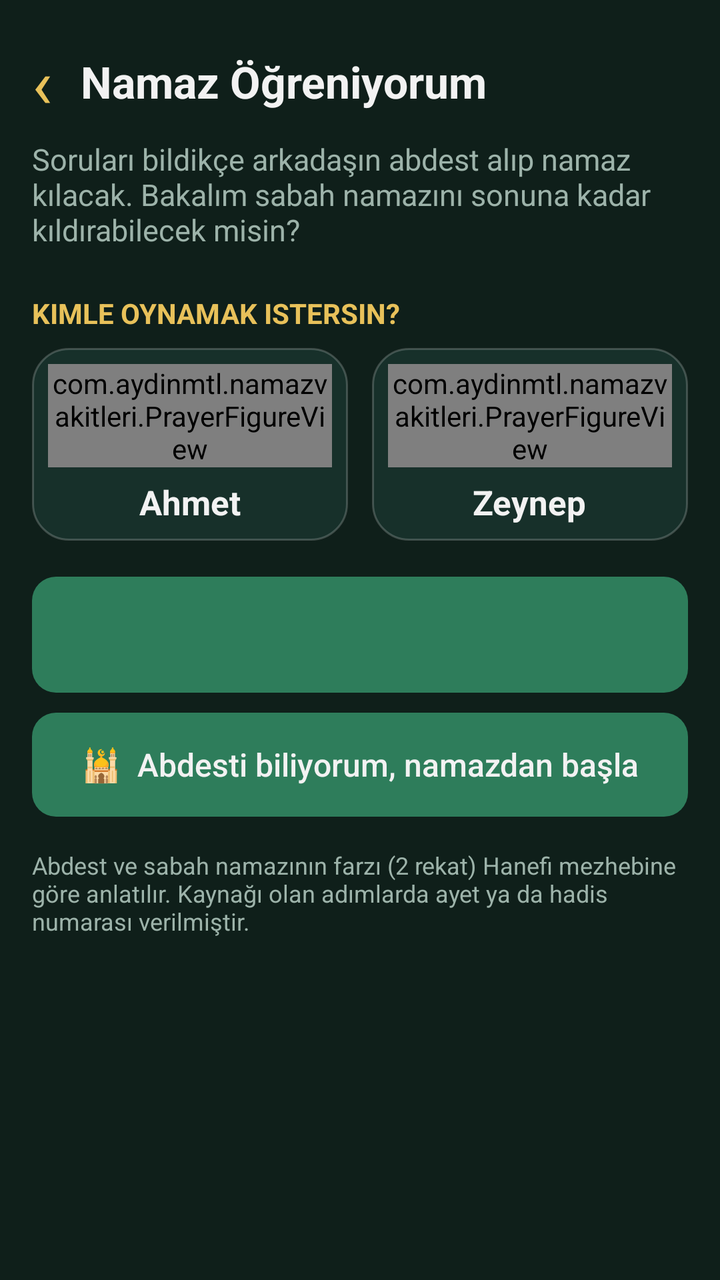
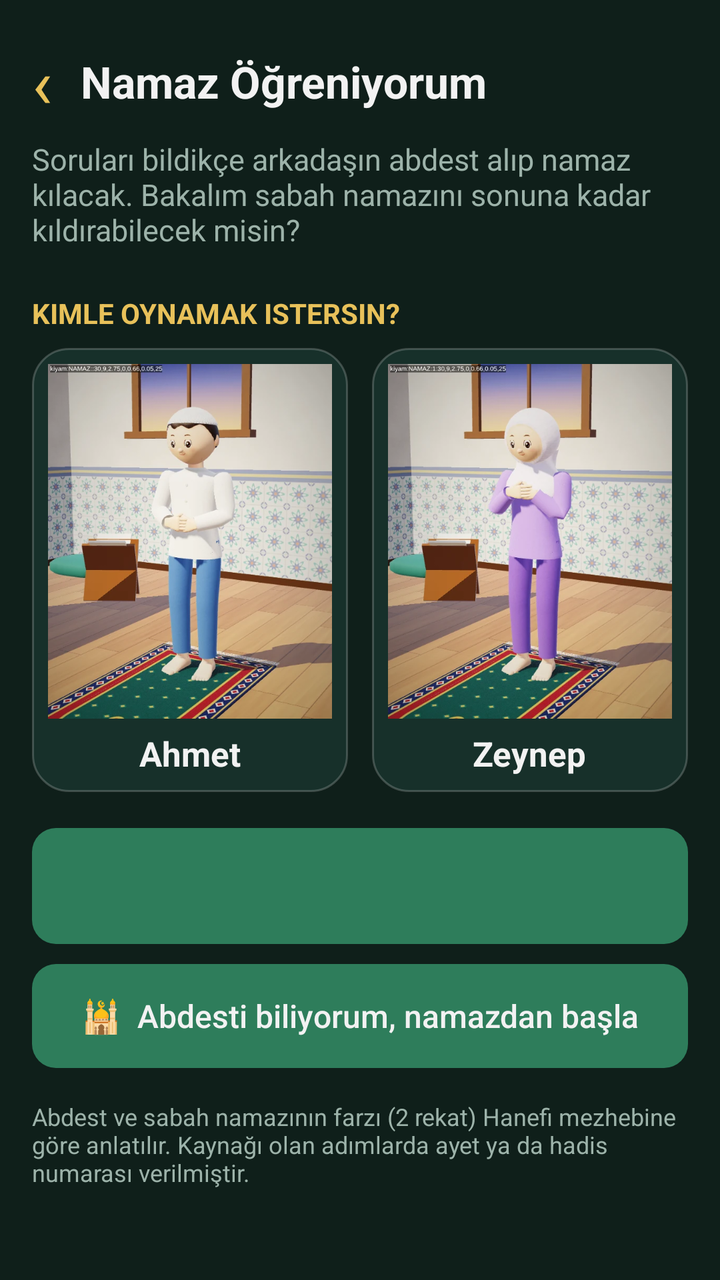

The first picture is an Android layout as it rendered before a commit; the second is the same layout after the commit. The layout source and the unified diff follow.
<!-- AndroidManifest.xml: application theme AppTheme -->
<!-- res/layout/activity_prayer_game.xml -->
<?xml version="1.0" encoding="utf-8"?>
<ScrollView xmlns:android="http://schemas.android.com/apk/res/android"
    android:id="@+id/root"
    android:layout_width="match_parent"
    android:layout_height="match_parent"
    android:background="@color/bg"
    android:fillViewport="true">

    <LinearLayout
        android:layout_width="match_parent"
        android:layout_height="wrap_content"
        android:orientation="vertical"
        android:padding="16dp">

        
        <LinearLayout
            android:layout_width="match_parent"
            android:layout_height="wrap_content"
            android:gravity="center_vertical"
            android:orientation="horizontal">

            <TextView
                android:id="@+id/btnBack"
                android:layout_width="wrap_content"
                android:layout_height="wrap_content"
                android:background="?android:attr/selectableItemBackground"
                android:contentDescription="Geri"
                android:paddingTop="2dp"
                android:paddingEnd="14dp"
                android:paddingBottom="2dp"
                android:text="‹"
                android:textColor="@color/gold"
                android:textSize="34sp" />

            <TextView
                style="@style/Title"
                android:layout_width="0dp"
                android:layout_height="wrap_content"
                android:layout_weight="1"
                android:text="Namaz Öğreniyorum" />

            <TextView
                android:id="@+id/btnSpeak"
                android:layout_width="wrap_content"
                android:layout_height="wrap_content"
                android:background="?android:attr/selectableItemBackground"
                android:contentDescription="Sesli oku"
                android:padding="8dp"
                android:text="🔊 Oku"
                android:textColor="@color/gold"
                android:textSize="15sp"
                android:visibility="gone" />
        </LinearLayout>

        
        <LinearLayout
            android:id="@+id/startPane"
            android:layout_width="match_parent"
            android:layout_height="wrap_content"
            android:orientation="vertical">

            <TextView
                android:layout_width="match_parent"
                android:layout_height="wrap_content"
                android:layout_marginTop="4dp"
                android:text="Soruları bildikçe arkadaşın abdest alıp namaz kılacak. Bakalım sabah namazını sonuna kadar kıldırabilecek misin?"
                android:textColor="@color/muted"
                android:textSize="15sp" />

            <TextView
                style="@style/SectionHead"
                android:text="Kimle oynamak istersin?" />

            <LinearLayout
                android:layout_width="match_parent"
                android:layout_height="wrap_content"
                android:orientation="horizontal">

                <LinearLayout
                    android:id="@+id/cardBoy"
                    android:layout_width="0dp"
                    android:layout_height="wrap_content"
                    android:layout_marginEnd="6dp"
                    android:layout_weight="1"
                    android:background="@drawable/char_card"
                    android:clickable="true"
                    android:focusable="true"
                    android:gravity="center_horizontal"
                    android:orientation="vertical"
                    android:padding="8dp">

                    <com.aydinmtl.namazvakitleri.PrayerFigureView
                        android:id="@+id/previewBoy"
                        android:layout_width="match_parent"
                        android:layout_height="wrap_content"
                        android:importantForAccessibility="no" />

                    <TextView
                        android:layout_width="wrap_content"
                        android:layout_height="wrap_content"
                        android:layout_marginTop="6dp"
                        android:text="Ahmet"
                        android:textColor="@color/text"
                        android:textSize="17sp"
                        android:textStyle="bold" />
                </LinearLayout>

                <LinearLayout
                    android:id="@+id/cardGirl"
                    android:layout_width="0dp"
                    android:layout_height="wrap_content"
                    android:layout_marginStart="6dp"
                    android:layout_weight="1"
                    android:background="@drawable/char_card"
                    android:clickable="true"
                    android:focusable="true"
                    android:gravity="center_horizontal"
                    android:orientation="vertical"
                    android:padding="8dp">

                    <com.aydinmtl.namazvakitleri.PrayerFigureView
                        android:id="@+id/previewGirl"
                        android:layout_width="match_parent"
                        android:layout_height="wrap_content"
                        android:importantForAccessibility="no" />

                    <TextView
                        android:layout_width="wrap_content"
                        android:layout_height="wrap_content"
                        android:layout_marginTop="6dp"
                        android:text="Zeynep"
                        android:textColor="@color/text"
                        android:textSize="17sp"
                        android:textStyle="bold" />
                </LinearLayout>
            </LinearLayout>

            <Button
                android:id="@+id/btnStart"
                style="@style/Btn"
                android:layout_width="match_parent"
                android:layout_height="wrap_content"
                android:layout_marginTop="18dp"
                android:minHeight="58dp"
                android:textSize="18sp"
                android:textStyle="bold" />

            <Button
                android:id="@+id/btnNamazOnly"
                style="@style/Btn"
                android:layout_width="match_parent"
                android:layout_marginTop="10dp"
                android:text="🕌  Abdesti biliyorum, namazdan başla" />

            <TextView
                android:id="@+id/btnRestart"
                android:layout_width="wrap_content"
                android:layout_height="wrap_content"
                android:layout_gravity="center_horizontal"
                android:layout_marginTop="8dp"
                android:background="?android:attr/selectableItemBackground"
                android:padding="10dp"
                android:text="Baştan başla"
                android:textColor="@color/muted"
                android:textSize="15sp"
                android:visibility="gone" />

            <TextView
                android:id="@+id/tvWins"
                android:layout_width="match_parent"
                android:layout_height="wrap_content"
                android:layout_marginTop="8dp"
                android:gravity="center"
                android:textColor="@color/gold"
                android:textSize="15sp"
                android:visibility="gone" />

            <TextView
                android:layout_width="match_parent"
                android:layout_height="wrap_content"
                android:layout_marginTop="16dp"
                android:text="Abdest ve sabah namazının farzı (2 rekat) Hanefi mezhebine göre anlatılır. Kaynağı olan adımlarda ayet ya da hadis numarası verilmiştir."
                android:textColor="@color/muted"
                android:textSize="12sp" />
        </LinearLayout>

        
        <LinearLayout
            android:id="@+id/gamePane"
            android:layout_width="match_parent"
            android:layout_height="wrap_content"
            android:orientation="vertical"
            android:visibility="gone">

            <TextView
                android:id="@+id/tvChapter"
                android:layout_width="match_parent"
                android:layout_height="wrap_content"
                android:layout_marginTop="2dp"
                android:textColor="@color/muted"
                android:textSize="14sp" />

            <ProgressBar
                android:id="@+id/bar"
                style="@android:style/Widget.Material.ProgressBar.Horizontal"
                android:layout_width="match_parent"
                android:layout_height="wrap_content"
                android:layout_marginTop="4dp"
                android:progressTint="@color/gold" />

            <com.aydinmtl.namazvakitleri.PrayerFigureView
                android:id="@+id/figure"
                android:layout_width="match_parent"
                android:layout_height="wrap_content"
                android:layout_marginTop="8dp"
                android:contentDescription="Abdest alan ve namaz kılan çocuk" />

            
            <TextView
                android:id="@+id/tvStepTitle"
                android:layout_width="match_parent"
                android:layout_height="wrap_content"
                android:layout_marginTop="10dp"
                android:gravity="center"
                android:textColor="@color/gold"
                android:textSize="19sp"
                android:textStyle="bold"
                android:visibility="invisible" />

            
            <TextView
                android:id="@+id/tvRecite"
                android:layout_width="match_parent"
                android:layout_height="wrap_content"
                android:layout_marginTop="8dp"
                android:background="@drawable/level_card"
                android:lineSpacingExtra="4dp"
                android:padding="14dp"
                android:textColor="@color/text"
                android:textSize="18sp"
                android:visibility="gone" />

            <LinearLayout
                android:id="@+id/questionBox"
                android:layout_width="match_parent"
                android:layout_height="wrap_content"
                android:orientation="vertical">

                <TextView
                    android:id="@+id/tvQuestion"
                    android:layout_width="match_parent"
                    android:layout_height="wrap_content"
                    android:layout_marginTop="6dp"
                    android:background="@drawable/card"
                    android:lineSpacingExtra="4dp"
                    android:padding="16dp"
                    android:textColor="@color/text"
                    android:textSize="19sp"
                    android:textStyle="bold" />

                <LinearLayout
                    android:id="@+id/options"
                    android:layout_width="match_parent"
                    android:layout_height="wrap_content"
                    android:layout_marginTop="6dp"
                    android:orientation="vertical" />

                <TextView
                    android:id="@+id/tvInfo"
                    android:layout_width="match_parent"
                    android:layout_height="wrap_content"
                    android:layout_marginTop="12dp"
                    android:accessibilityLiveRegion="polite"
                    android:lineSpacingExtra="3dp"
                    android:textColor="@color/text"
                    android:textSize="15sp"
                    android:visibility="gone" />

                <Button
                    android:id="@+id/btnNext"
                    style="@style/Btn"
                    android:layout_width="match_parent"
                    android:layout_marginTop="12dp"
                    android:text="Devam ›"
                    android:visibility="gone" />
            </LinearLayout>

            
            <LinearLayout
                android:id="@+id/finishBox"
                android:layout_width="match_parent"
                android:layout_height="wrap_content"
                android:gravity="center_horizontal"
                android:orientation="vertical"
                android:visibility="gone">

                <TextView
                    android:layout_width="wrap_content"
                    android:layout_height="wrap_content"
                    android:layout_marginTop="8dp"
                    android:importantForAccessibility="no"
                    android:text="🏆"
                    android:textSize="56sp" />

                <TextView
                    android:id="@+id/tvFinishTitle"
                    style="@style/Title"
                    android:layout_width="wrap_content"
                    android:layout_height="wrap_content"
                    android:gravity="center" />

                <TextView
                    android:id="@+id/tvFinishText"
                    android:layout_width="match_parent"
                    android:layout_height="wrap_content"
                    android:layout_marginTop="8dp"
                    android:gravity="center"
                    android:lineSpacingExtra="3dp"
                    android:textColor="@color/text"
                    android:textSize="16sp" />

                <Button
                    android:id="@+id/btnAgain"
                    style="@style/Btn"
                    android:layout_width="match_parent"
                    android:layout_marginTop="16dp"
                    android:text="🔁  Tekrar oyna" />

                <TextView
                    android:id="@+id/btnExit"
                    android:layout_width="wrap_content"
                    android:layout_height="wrap_content"
                    android:layout_marginTop="8dp"
                    android:background="?android:attr/selectableItemBackground"
                    android:padding="10dp"
                    android:text="Çıkış"
                    android:textColor="@color/muted"
                    android:textSize="15sp" />
            </LinearLayout>
        </LinearLayout>
    </LinearLayout>
</ScrollView>
<!-- resources referenced by this layout -->
<resources>
  <color name="bg">#FF0F1F1A</color>
  <color name="gold">#FFE8C15A</color>
  <color name="muted">#FF9DB3AA</color>
  <color name="text">#FFF2F2F2</color>
  <!-- drawable card (drawable) -->
  <?xml version="1.0" encoding="utf-8"?>
  <shape xmlns:android="http://schemas.android.com/apk/res/android" android:shape="rectangle">
      <solid android:color="@color/card" />
      <corners android:radius="16dp" />
  </shape>
  <!-- drawable char_card (drawable) -->
  <?xml version="1.0" encoding="utf-8"?>
  <selector xmlns:android="http://schemas.android.com/apk/res/android">
      <item android:state_selected="true">
          <shape android:shape="rectangle">
              <solid android:color="@color/card" />
              <stroke android:width="3dp" android:color="@color/gold" />
              <corners android:radius="18dp" />
          </shape>
      </item>
      <item>
          <shape android:shape="rectangle">
              <solid android:color="@color/card" />
              <stroke android:width="1dp" android:color="#33FFFFFF" />
              <corners android:radius="18dp" />
          </shape>
      </item>
  </selector>
  <!-- drawable level_card (drawable) -->
  <?xml version="1.0" encoding="utf-8"?>
  <ripple xmlns:android="http://schemas.android.com/apk/res/android" android:color="#33FFFFFF">
      <item>
          <shape android:shape="rectangle">
              <solid android:color="@color/card" />
              <stroke android:width="1dp" android:color="#77E8C15A" />
              <corners android:radius="18dp" />
          </shape>
      </item>
  </ripple>
  <style name="Btn">
          <item name="android:layout_height">52dp</item>
          <item name="android:background">@drawable/btn</item>
          <item name="android:textColor">@color/text</item>
          <item name="android:textSize">16sp</item>
          <item name="android:textAllCaps">false</item>
          <item name="android:stateListAnimator">@null</item>
      </style>
  <style name="SectionHead">
          <item name="android:layout_width">match_parent</item>
          <item name="android:layout_height">wrap_content</item>
          <item name="android:layout_marginTop">22dp</item>
          <item name="android:layout_marginBottom">8dp</item>
          <item name="android:textColor">@color/gold</item>
          <item name="android:textSize">14sp</item>
          <item name="android:textStyle">bold</item>
          <item name="android:textAllCaps">true</item>
      </style>
  <style name="Title">
          <item name="android:textColor">@color/text</item>
          <item name="android:textSize">22sp</item>
          <item name="android:textStyle">bold</item>
      </style>
  <style name="AppTheme" parent="android:Theme.Material.NoActionBar">
          <item name="android:colorPrimary">@color/primary</item>
          <item name="android:colorPrimaryDark">@color/bg</item>
          <item name="android:colorAccent">@color/gold</item>
          <item name="android:windowBackground">@color/bg</item>
          <item name="android:statusBarColor">@color/bg</item>
          <item name="android:navigationBarColor">@color/bg</item>
          <item name="android:textColor">@color/text</item>
      </style>
  <color name="card">#FF17302A</color>
  <!-- drawable btn (drawable) -->
  <?xml version="1.0" encoding="utf-8"?>
  <ripple xmlns:android="http://schemas.android.com/apk/res/android" android:color="#33FFFFFF">
      <item>
          <shape android:shape="rectangle">
              <solid android:color="@color/primary" />
              <corners android:radius="12dp" />
          </shape>
      </item>
  </ripple>
  <color name="primary">#FF2E7D5B</color>
</resources>

<!-- the commit's change to res/layout/activity_prayer_game.xml (unified diff, before → after) -->
@@ -89,11 +89,14 @@
                     android:orientation="vertical"
                     android:padding="8dp">
 
-                    <com.aydinmtl.namazvakitleri.PrayerFigureView
+                    
+                    <ImageView
                         android:id="@+id/previewBoy"
                         android:layout_width="match_parent"
                         android:layout_height="wrap_content"
-                        android:importantForAccessibility="no" />
+                        android:adjustViewBounds="true"
+                        android:importantForAccessibility="no"
+                        android:src="@drawable/namaz_ahmet" />
 
                     <TextView
                         android:layout_width="wrap_content"
@@ -118,11 +121,14 @@
                     android:orientation="vertical"
                     android:padding="8dp">
 
-                    <com.aydinmtl.namazvakitleri.PrayerFigureView
+                    
+                    <ImageView
                         android:id="@+id/previewGirl"
                         android:layout_width="match_parent"
                         android:layout_height="wrap_content"
-                        android:importantForAccessibility="no" />
+                        android:adjustViewBounds="true"
+                        android:importantForAccessibility="no"
+                        android:src="@drawable/namaz_zeynep" />
 
                     <TextView
                         android:layout_width="wrap_content"
@@ -208,7 +214,7 @@
                 android:layout_marginTop="4dp"
                 android:progressTint="@color/gold" />
 
-            <com.aydinmtl.namazvakitleri.PrayerFigureView
+            <com.aydinmtl.namazvakitleri.PrayerStageView
                 android:id="@+id/figure"
                 android:layout_width="match_parent"
                 android:layout_height="wrap_content"
<!-- resource entries referenced after the edit -->
@@ -39,6 +39,8 @@
           </shape>
       </item>
   </ripple>
+  <!-- drawable namaz_ahmet: webp bitmap (drawable-nodpi, 56468 bytes) -->
+  <!-- drawable namaz_zeynep: webp bitmap (drawable-nodpi, 56658 bytes) -->
   <style name="Btn">
           <item name="android:layout_height">52dp</item>
           <item name="android:background">@drawable/btn</item>
